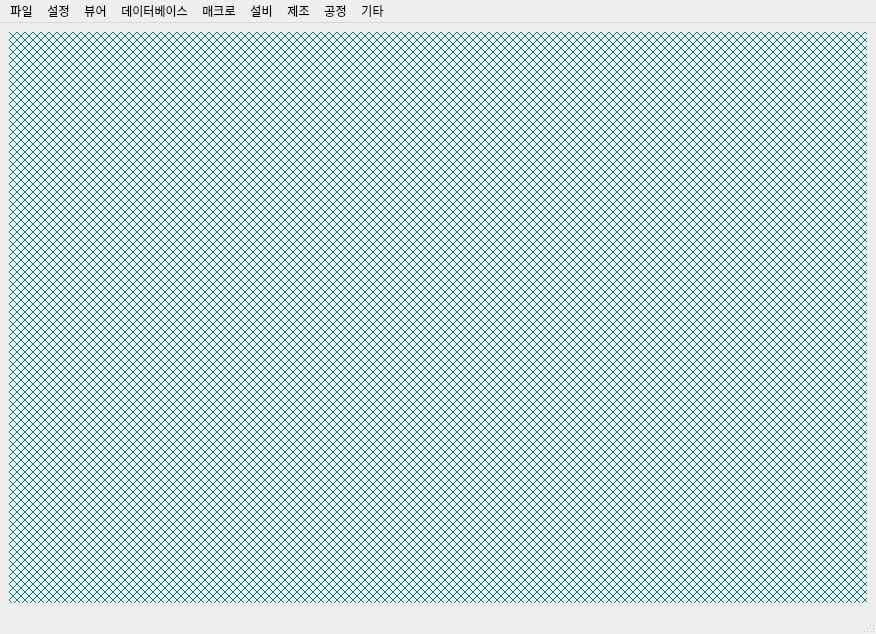
Above: ui/main_window.ui from JoonKai/EPI_SSKV before the change. Below: the same form after it.
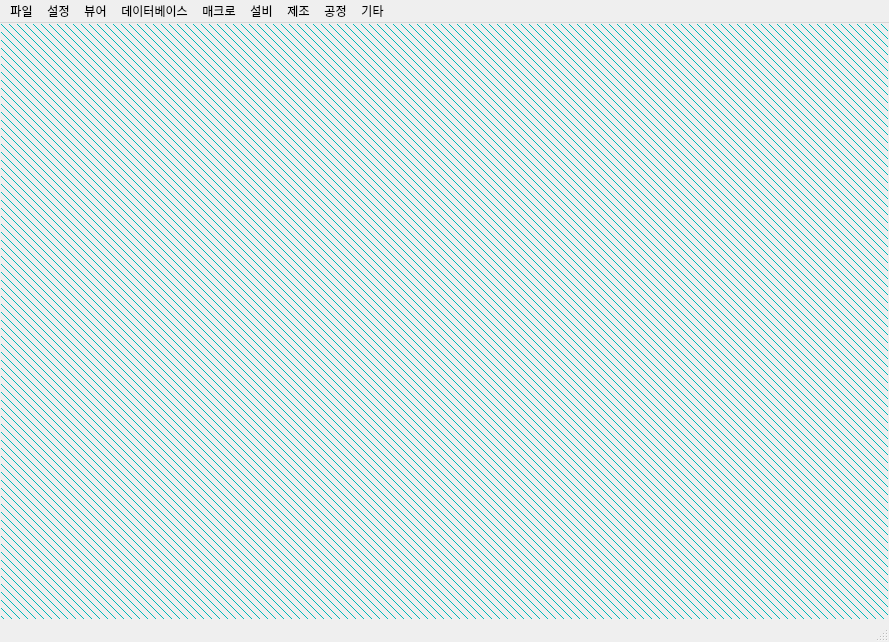
That is the form after the change.

```diff
--- a/ui/main_window.ui
+++ b/ui/main_window.ui
@@ -6,8 +6,8 @@
    <rect>
     <x>0</x>
     <y>0</y>
-    <width>876</width>
-    <height>634</height>
+    <width>889</width>
+    <height>642</height>
    </rect>
   </property>
   <property name="windowTitle">
@@ -15,6 +15,21 @@
   </property>
   <widget class="QWidget" name="centralwidget">
    <layout class="QGridLayout" name="gridLayout">
+    <property name="leftMargin">
+     <number>1</number>
+    </property>
+    <property name="topMargin">
+     <number>1</number>
+    </property>
+    <property name="rightMargin">
+     <number>1</number>
+    </property>
+    <property name="bottomMargin">
+     <number>1</number>
+    </property>
+    <property name="spacing">
+     <number>0</number>
+    </property>
     <item row="0" column="0">
      <widget class="QMdiArea" name="mdiArea">
       <property name="sizePolicy">
@@ -24,11 +39,11 @@
        </sizepolicy>
       </property>
       <property name="background">
-       <brush brushstyle="DiagCrossPattern">
+       <brush brushstyle="FDiagPattern">
         <color alpha="255">
          <red>0</red>
-         <green>134</green>
-         <blue>134</blue>
+         <green>184</green>
+         <blue>184</blue>
         </color>
        </brush>
       </property>
@@ -41,7 +56,7 @@
     <rect>
      <x>0</x>
      <y>0</y>
-     <width>876</width>
+     <width>889</width>
      <height>33</height>
     </rect>
    </property>
```
Left out of the diff: 24 changed lines with no effect on the pictures.
